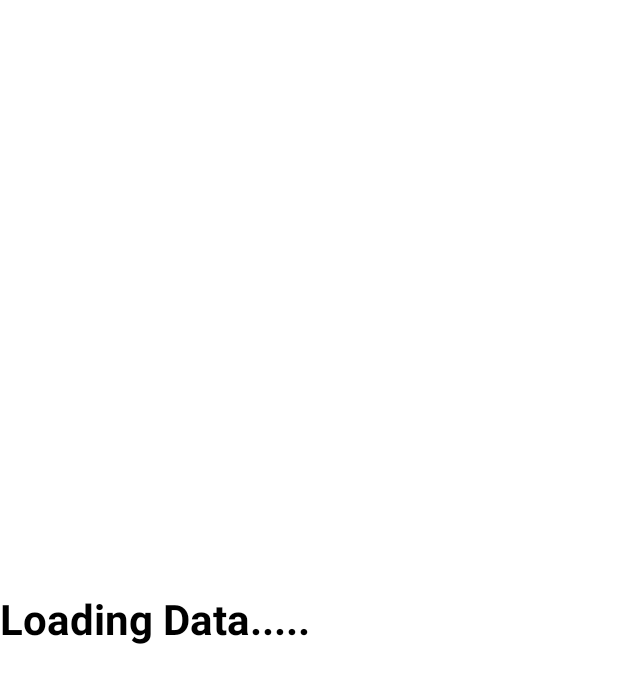
After one commit to Zama-Ndongmo-Divine/BMICalculator, an Android app: the FetchingActivity screen opened directly, with no data from a screen before it, on a phone screen of 412 x 824 dp. The commit adds this screen. Shown: the top 683 px of the screen. Run offline under Robolectric (Android 15) with nearby library versions, the phone set to English and light mode, and no system bars; our stand-ins replace Firebase (no records; nobody signed in at launch, a user with empty details on screens opened directly).

Commit message:
changes to the design

```diff
--- /dev/null
+++ b/app/src/main/java/com/example/bmicalculator/activities/FetchingActivity.kt
@@ -0,0 +1,61 @@
+package com.example.bmicalculator.activities
+
+import androidx.appcompat.app.AppCompatActivity
+import android.os.Bundle
+import android.view.View
+import android.widget.TextView
+import androidx.recyclerview.widget.LinearLayoutManager
+import androidx.recyclerview.widget.RecyclerView
+import com.example.bmicalculator.R
+import com.example.bmicalculator.adapters.bmiAdapter
+import com.example.bmicalculator.models.Users
+import com.google.firebase.database.*
+
+class FetchingActivity : AppCompatActivity() {
+
+    private lateinit var bmiRecyclerView: RecyclerView
+    private lateinit var tvLoadingData: TextView
+    private lateinit var bmiList: ArrayList<Users>
+    private lateinit var dbRef: DatabaseReference
+
+    override fun onCreate(savedInstanceState: Bundle?) {
+        super.onCreate(savedInstanceState)
+        setContentView(R.layout.activity_fetching)
+
+        bmiRecyclerView = findViewById(R.id.recyclerView2)
+        bmiRecyclerView.layoutManager = LinearLayoutManager(this)
+        bmiRecyclerView.setHasFixedSize(true)
+        tvLoadingData = findViewById(R.id.tvloadingData)
+
+        bmiList = arrayListOf<Users>()
+
+        getbmiData()
+    }
+
+    private fun getbmiData() {
+        bmiRecyclerView.visibility = View.GONE
+        tvLoadingData.visibility = View.VISIBLE
+
+        dbRef =FirebaseDatabase.getInstance().getReference("BMI Results")
+        dbRef.addValueEventListener(object : ValueEventListener{
+            override fun onDataChange(snapshot: DataSnapshot) {
+                bmiList.clear()
+                if (snapshot.exists()){
+                    for (bmiSnap in snapshot.children) {
+                        val bmiData = bmiSnap.getValue(Users::class.java)
+                        bmiList.add(bmiData!!)
+                    }
+                    val mAdapter =bmiAdapter(bmiList)
+                    bmiRecyclerView.adapter = mAdapter
+                    bmiRecyclerView.visibility = View.VISIBLE
+                    tvLoadingData.visibility = View.GONE
+                }
+            }
+
+            override fun onCancelled(error: DatabaseError) {
+                TODO("Not yet implemented")
+            }
+
+        })
+    }
+}
--- a/app/src/main/java/com/example/bmicalculator/LoginActivity.kt
+++ b/app/src/main/java/com/example/bmicalculator/activities/LoginActivity.kt
@@ -1,9 +1,10 @@
-package com.example.bmicalculator
+package com.example.bmicalculator.activities
 
 import android.content.Intent
 import androidx.appcompat.app.AppCompatActivity
 import android.os.Bundle
 import android.widget.Toast
+import com.example.bmicalculator.activities.SelectionScreen
 import com.example.bmicalculator.databinding.ActivityLoginBinding
 import com.google.firebase.auth.FirebaseAuth
 
--- a/app/src/main/java/com/example/bmicalculator/MainActivity.kt
+++ b/app/src/main/java/com/example/bmicalculator/activities/MainActivity.kt
@@ -1,4 +1,4 @@
-package com.example.bmicalculator
+package com.example.bmicalculator.activities
 
 import androidx.appcompat.app.AppCompatActivity
 import android.os.Bundle
@@ -7,6 +7,8 @@ import android.widget.EditText
 import android.widget.TextView
 import android.widget.Toast
 import androidx.core.content.ContextCompat
+import com.example.bmicalculator.R
+import com.example.bmicalculator.models.Users
 import com.example.bmicalculator.databinding.ActivityMainBinding
 
 import com.google.firebase.database.DatabaseReference
--- a/app/src/main/java/com/example/bmicalculator/RegisterActivity.kt
+++ b/app/src/main/java/com/example/bmicalculator/activities/RegisterActivity.kt
@@ -1,4 +1,4 @@
-package com.example.bmicalculator
+package com.example.bmicalculator.activities
 
 import android.content.Intent
 import androidx.appcompat.app.AppCompatActivity
--- a/app/src/main/java/com/example/bmicalculator/SelectionScreen.kt
+++ b/app/src/main/java/com/example/bmicalculator/activities/SelectionScreen.kt
@@ -1,9 +1,10 @@
-package com.example.bmicalculator
+package com.example.bmicalculator.activities
 
 import android.content.Intent
 import androidx.appcompat.app.AppCompatActivity
 import android.os.Bundle
 import android.widget.Button
+import com.example.bmicalculator.R
 
 class SelectionScreen : AppCompatActivity() {
 
@@ -23,7 +24,7 @@ class SelectionScreen : AppCompatActivity() {
         }
 
         Hist.setOnClickListener {
-            val intent = Intent(this, ResultsActivity::class.java)
+            val intent = Intent(this, FetchingActivity::class.java)
             startActivity(intent)
         }
     }
--- a/app/src/main/java/com/example/bmicalculator/Users.kt
+++ b/app/src/main/java/com/example/bmicalculator/models/Users.kt
@@ -1,4 +1,4 @@
-package com.example.bmicalculator
+package com.example.bmicalculator.models
 
 data class Users (val bmiID : String? = null, val bmiName : String? = null, val bmi2dp : Float? = null) {
 }
--- /dev/null
+++ b/app/src/main/res/layout/activity_fetching.xml
@@ -0,0 +1,35 @@
+<?xml version="1.0" encoding="utf-8"?>
+<androidx.constraintlayout.widget.ConstraintLayout xmlns:android="http://schemas.android.com/apk/res/android"
+    xmlns:app="http://schemas.android.com/apk/res-auto"
+    xmlns:tools="http://schemas.android.com/tools"
+    android:layout_width="match_parent"
+    android:layout_height="match_parent"
+    tools:context=".activities.FetchingActivity">
+
+    <androidx.recyclerview.widget.RecyclerView
+        android:id="@+id/recyclerView2"
+        android:layout_width="match_parent"
+        android:layout_height="match_parent"
+        android:layout_marginStart="1dp"
+        android:layout_marginTop="1dp"
+        android:layout_marginEnd="1dp"
+        android:layout_marginBottom="1dp"
+        app:layout_constraintBottom_toBottomOf="parent"
+        app:layout_constraintEnd_toEndOf="parent"
+        app:layout_constraintStart_toStartOf="parent"
+        app:layout_constraintTop_toTopOf="parent" />
+
+    <TextView
+        android:id="@+id/tvloadingData"
+        android:layout_width="wrap_content"
+        android:layout_height="wrap_content"
+        android:text="Loading Data....."
+        android:textColor="@color/black"
+        android:textSize="28sp"
+        android:textStyle="bold"
+        android:visibility="gone"
+        app:layout_constraintBottom_toBottomOf="parent"
+        app:layout_constraintEnd_toEndOf="@+id/recyclerView2"
+        app:layout_constraintStart_toStartOf="parent"
+        app:layout_constraintTop_toTopOf="parent" />
+</androidx.constraintlayout.widget.ConstraintLayout>
--- a/app/src/main/res/layout/activity_login.xml
+++ b/app/src/main/res/layout/activity_login.xml
@@ -5,7 +5,7 @@
     android:layout_width="match_parent"
     android:layout_height="match_parent"
     android:background="@color/layout_background"
-    tools:context=".LoginActivity">
+    tools:context=".activities.LoginActivity">
 
     <EditText
         android:id="@+id/emailLogin"
--- a/app/src/main/res/layout/activity_main.xml
+++ b/app/src/main/res/layout/activity_main.xml
@@ -5,7 +5,7 @@
     android:layout_width="match_parent"
     android:layout_height="match_parent"
     android:background="@color/layout_background"
-    tools:context=".MainActivity">
+    tools:context=".activities.MainActivity">
 
     <androidx.cardview.widget.CardView
         android:id="@+id/cvWeight"
--- a/app/src/main/res/layout/activity_register.xml
+++ b/app/src/main/res/layout/activity_register.xml
@@ -5,7 +5,7 @@
     android:layout_width="match_parent"
     android:layout_height="match_parent"
     android:background="@color/layout_background"
-    tools:context=".RegisterActivity">
+    tools:context=".activities.RegisterActivity">
 
     <EditText
         android:id="@+id/email"
--- a/app/src/main/res/layout/activity_results.xml
+++ b/app/src/main/res/layout/activity_results.xml
@@ -4,6 +4,6 @@
     xmlns:tools="http://schemas.android.com/tools"
     android:layout_width="match_parent"
     android:layout_height="match_parent"
-    tools:context=".ResultsActivity">
+    tools:context=".activities.ResultsActivity">
 
 </androidx.constraintlayout.widget.ConstraintLayout>
--- a/app/src/main/res/layout/activity_selection_screen.xml
+++ b/app/src/main/res/layout/activity_selection_screen.xml
@@ -5,7 +5,7 @@
     android:layout_width="match_parent"
     android:layout_height="match_parent"
     android:background="@color/layout_background"
-    tools:context=".SelectionScreen">
+    tools:context=".activities.SelectionScreen">
 
     <Button
         android:id="@+id/BMICalc"
```
Also changed, not shown: app/src/main/AndroidManifest.xml (+26 -5 lines), app/src/main/java/com/example/bmicalculator/ResultsActivity.kt (deleted, +0 -11 lines), app/src/main/java/com/example/bmicalculator/activities/ResultsActivity.kt (renamed from app/src/main/java/com/example/bmicalculator/LoginAndSignup.kt, +4 -6 lines), app/src/main/java/com/example/bmicalculator/adapters/bmiAdapter.kt (added, +33 -0 lines), app/src/main/res/layout/activity_login_and_signup.xml (deleted, +0 -35 lines), app/src/main/res/layout/bmi_list_item.xml (added, +40 -0 lines).
